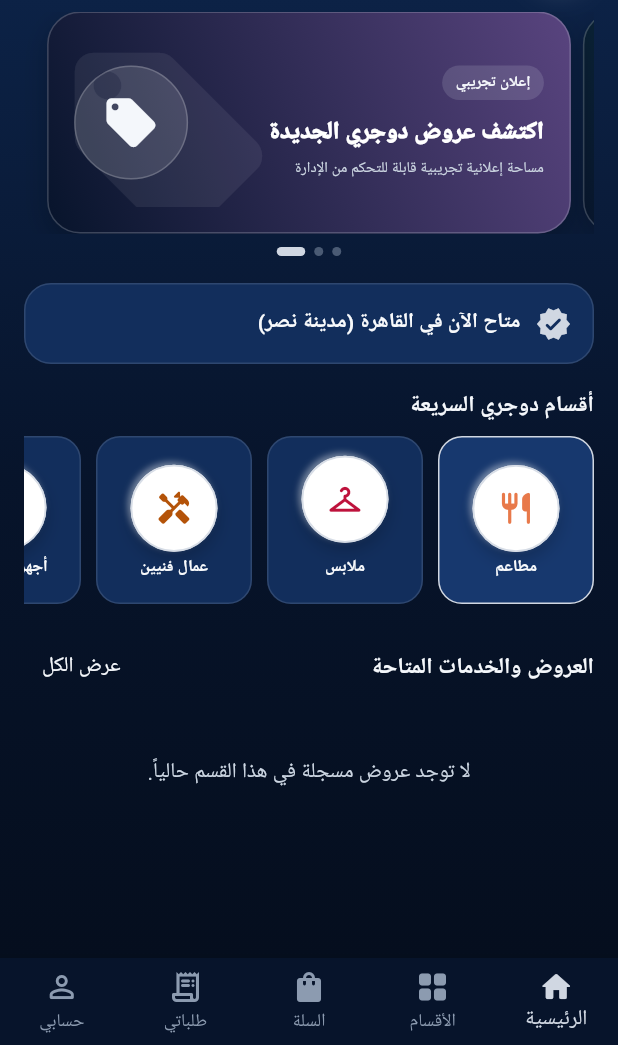
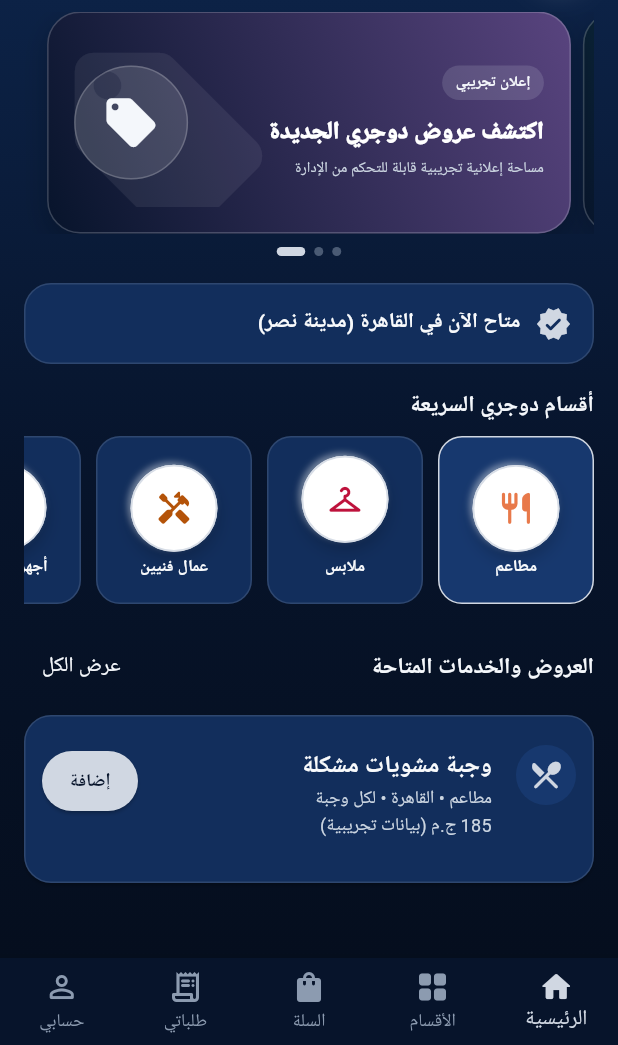
Before and after one commit to dughry/DUGHRY-, a Flutter app: the screen it shows after launch, after a tap on "مطاعم", on a phone screen of 412 x 824 dp, the part 191-1236 px from its top. Run offline on Flutter 3.47's test engine with Material 3 defaults, Android fonts, the phone set to English and light mode, and no system bars; Roboto replaces fonts that are missing (Cairo).

Commit message:
Restore lib/features/catalog.dart with reviewed DUGHRY features (no intro screen)

```diff
--- a/lib/features/catalog.dart
+++ b/lib/features/catalog.dart
@@ -256,5 +256,181 @@ class DughryAppStateStore {
       icon: Icons.home_repair_service_rounded,
       badge: 'بيانات تجريبية',
     ),
+    DughryCatalogProduct(
+      id: 'PRD-5',
+      nameAr: 'وجبة مشويات مشكلة',
+      categoryId: 'restaurants',
+      categoryTitleAr: 'مطاعم',
+      governorateAr: 'القاهرة',
+      price: 185.0,
+      unitLabel: 'لكل وجبة',
+      icon: Icons.restaurant_menu_rounded,
+      badge: 'بيانات تجريبية',
+    ),
+    DughryCatalogProduct(
+      id: 'PRD-6',
+      nameAr: 'بيتزا خضار وسط',
+      categoryId: 'restaurants',
+      categoryTitleAr: 'مطاعم',
+      governorateAr: 'الجيزة',
+      price: 145.0,
+      unitLabel: 'لكل بيتزا',
+      icon: Icons.local_pizza_rounded,
+      badge: 'بيانات تجريبية',
+    ),
+    DughryCatalogProduct(
+      id: 'PRD-7',
+      nameAr: 'تيشيرت قطني رجالي',
+      categoryId: 'clothing',
+      categoryTitleAr: 'ملابس',
+      governorateAr: 'القاهرة',
+      price: 220.0,
+      unitLabel: 'لكل قطعة',
+      icon: Icons.checkroom_rounded,
+      badge: 'بيانات تجريبية',
+    ),
+    DughryCatalogProduct(
+      id: 'PRD-8',
+      nameAr: 'حذاء رياضي رجالي',
+      categoryId: 'clothing',
+      categoryTitleAr: 'ملابس',
+      governorateAr: 'الجيزة',
+      price: 850.0,
+      unitLabel: 'لكل زوج',
+      icon: Icons.shopping_bag_rounded,
+      badge: 'بيانات تجريبية',
+    ),
+    DughryCatalogProduct(
+      id: 'PRD-9',
+      nameAr: 'مروحة حائط 16 بوصة',
+      categoryId: 'electrical_appliances',
+      categoryTitleAr: 'أجهزة كهربائية',
+      governorateAr: 'القاهرة',
+      price: 1290.0,
+      unitLabel: 'لكل قطعة',
+      icon: Icons.toys_rounded,
+      badge: 'بيانات تجريبية',
+    ),
+    DughryCatalogProduct(
+      id: 'PRD-10',
+      nameAr: 'فلتر زيت سيارة',
+      categoryId: 'spare_parts',
+      categoryTitleAr: 'قطع غيار',
+      governorateAr: 'الجيزة',
+      price: 180.0,
+      unitLabel: 'لكل قطعة',
+      icon: Icons.settings_rounded,
+      badge: 'بيانات تجريبية',
+    ),
+    DughryCatalogProduct(
+      id: 'PRD-11',
+      nameAr: 'بطارية سيارة 70 أمبير',
+      categoryId: 'spare_parts',
+      categoryTitleAr: 'قطع غيار',
+      governorateAr: 'القاهرة',
+      price: 2700.0,
+      unitLabel: 'لكل بطارية',
+      icon: Icons.battery_charging_full_rounded,
+      badge: 'بيانات تجريبية',
+    ),
+    DughryCatalogProduct(
+      id: 'PRD-12',
+      nameAr: 'كشف باطنة تجريبي',
+      categoryId: 'doctor_booking',
+      categoryTitleAr: 'حجز دكتور',
+      governorateAr: 'القاهرة',
+      price: 350.0,
+      unitLabel: 'لكل كشف',
+      icon: Icons.medical_services_rounded,
+      badge: 'بيانات تجريبية',
+    ),
+    DughryCatalogProduct(
+      id: 'PRD-13',
+      nameAr: 'غرفة فندقية لليلة',
+      categoryId: 'hotels',
+      categoryTitleAr: 'فنادق',
+      governorateAr: 'القاهرة',
+      price: 1200.0,
+      unitLabel: 'لليلة',
+      icon: Icons.hotel_rounded,
+      badge: 'بيانات تجريبية',
+    ),
+    DughryCatalogProduct(
+      id: 'PRD-14',
+      nameAr: 'حجز غرفة فندقية',
+      categoryId: 'hotels',
+      categoryTitleAr: 'فنادق',
+      governorateAr: 'الجيزة',
+      price: 950.0,
+      unitLabel: 'لليلة',
+      icon: Icons.bed_rounded,
+      badge: 'بيانات تجريبية',
+    ),
+    DughryCatalogProduct(
+      id: 'PRD-15',
+      nameAr: 'طقم أواني طهي',
+      categoryId: 'home_tools',
+      categoryTitleAr: 'أدوات منزلية',
+      governorateAr: 'القاهرة',
+      price: 680.0,
+      unitLabel: 'لكل طقم',
+      icon: Icons.kitchen_rounded,
+      badge: 'بيانات تجريبية',
+    ),
+    DughryCatalogProduct(
+      id: 'PRD-16',
+      nameAr: 'مشوار داخل القاهرة',
+      categoryId: 'transport',
+      categoryTitleAr: 'مواصلات',
+      governorateAr: 'القاهرة',
+      price: 90.0,
+      unitLabel: 'لكل مشوار',
+      icon: Icons.local_taxi_rounded,
+      badge: 'بيانات تجريبية',
+    ),
+    DughryCatalogProduct(
+      id: 'PRD-17',
+      nameAr: 'مشوار داخل الجيزة',
+      categoryId: 'transport',
+      categoryTitleAr: 'مواصلات',
+      governorateAr: 'الجيزة',
+      price: 110.0,
+      unitLabel: 'لكل مشوار',
+      icon: Icons.directions_car_rounded,
+      badge: 'بيانات تجريبية',
+    ),
+    DughryCatalogProduct(
+      id: 'PRD-18',
+      nameAr: 'سماعة بلوتوث مستعملة',
+      categoryId: 'open_market',
+      categoryTitleAr: 'سوق دوجري المفتوح',
+      governorateAr: 'القاهرة',
+      price: 450.0,
+      unitLabel: 'لكل قطعة',
+      icon: Icons.headphones_rounded,
+      badge: 'بيانات تجريبية',
+    ),
+    DughryCatalogProduct(
+      id: 'PRD-19',
+      nameAr: 'مكتب خشب مستعمل',
+      categoryId: 'open_market',
+      categoryTitleAr: 'سوق دوجري المفتوح',
+      governorateAr: 'الجيزة',
+      price: 750.0,
+      unitLabel: 'لكل قطعة',
+      icon: Icons.chair_rounded,
+      badge: 'بيانات تجريبية',
+    ),
+    DughryCatalogProduct(
+      id: 'PRD-20',
+      nameAr: 'زيارة سباك منزلية',
+      categoryId: 'technicians',
+      categoryTitleAr: 'عمال فنيين',
+      governorateAr: 'الجيزة',
+      price: 300.0,
+      unitLabel: 'لكل زيارة',
+      icon: Icons.plumbing_rounded,
+      badge: 'بيانات تجريبية',
+    ),
   ];
 }
```
